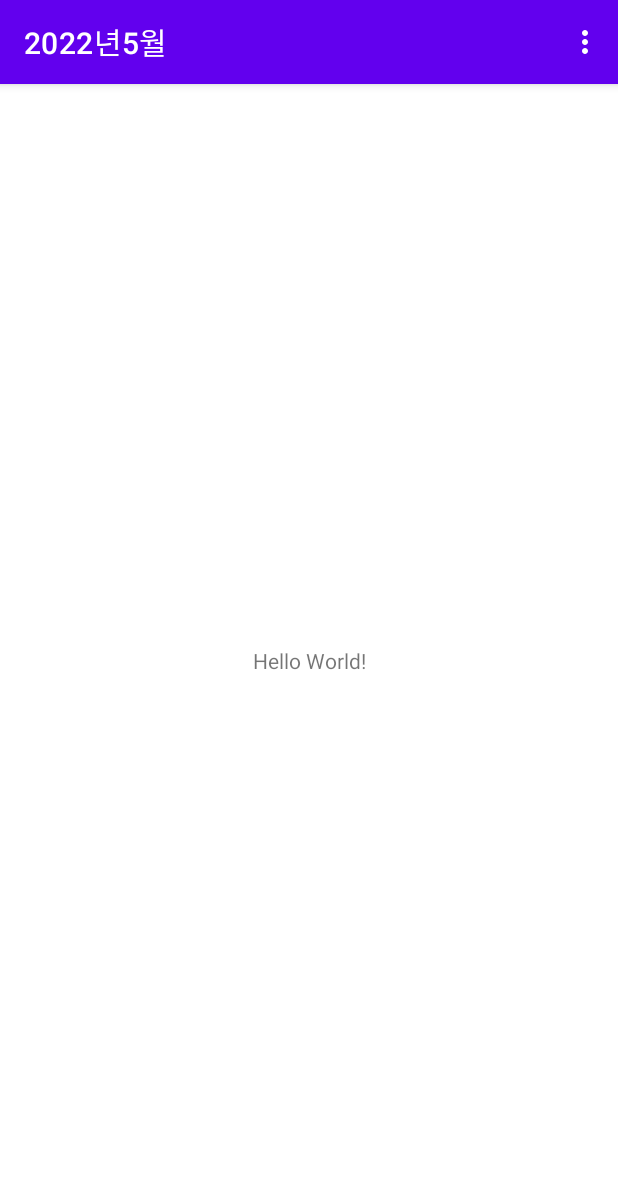
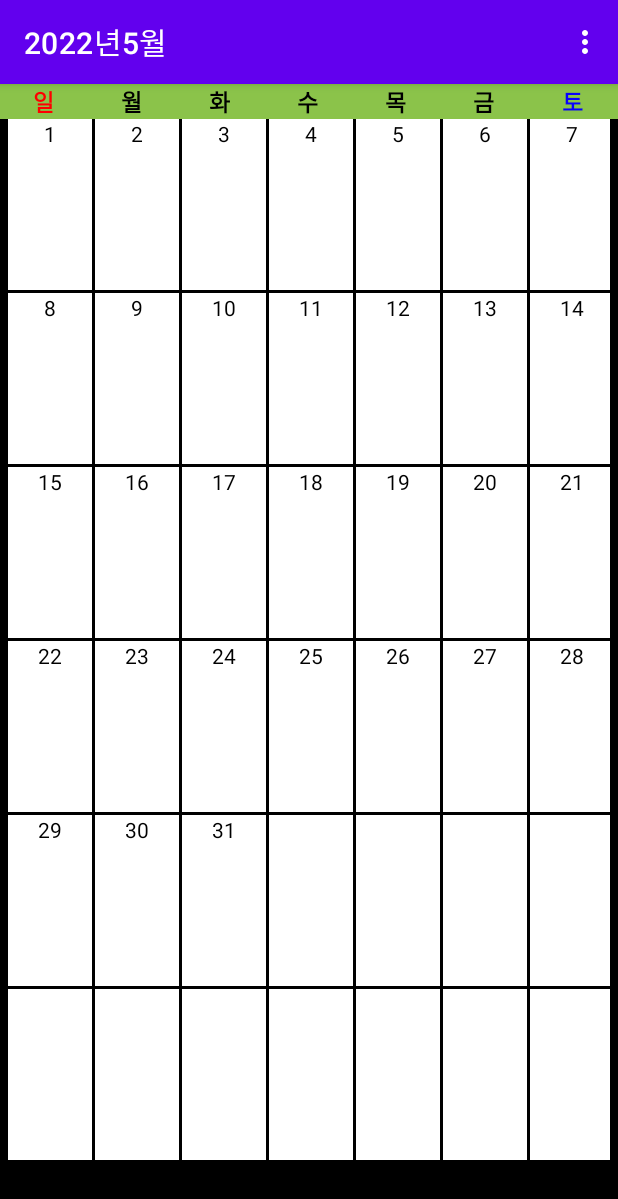
Before and after one commit to hong9802/HSU_Homework2, an Android app: the screen it shows after launch (MainActivity), on a phone screen of 412 x 824 dp. Shown: the top 1199 px of the screen. Run offline under Robolectric (Android 15) with nearby library versions, the phone set to English and light mode, and no system bars.

Commit message:
월간 달력 구현
1. 월간 달력 fragment 구현
1-1. 6행 7열 구현
2. 월간 달력 날짜 선택 기능 구현
2-1. 스와이프 동작 구현
2-2. 앱바에 날짜 구현
3-1. 월간 달력 날짜 선택 구현
3-2. 토스트 메세지 구현

```diff
--- a/app/build.gradle
+++ b/app/build.gradle
@@ -28,10 +28,11 @@ android {
 }
 
 dependencies {
-
+    implementation 'androidx.viewpager2:viewpager2:1.0.0'
     implementation 'androidx.appcompat:appcompat:1.4.1'
     implementation 'com.google.android.material:material:1.5.0'
     implementation 'androidx.constraintlayout:constraintlayout:2.1.3'
+    implementation 'androidx.legacy:legacy-support-v4:1.0.0'
     testImplementation 'junit:junit:4.13.2'
     androidTestImplementation 'androidx.test.ext:junit:1.1.3'
     androidTestImplementation 'androidx.test.espresso:espresso-core:3.4.0'
--- a/app/src/main/AndroidManifest.xml
+++ b/app/src/main/AndroidManifest.xml
@@ -9,6 +9,7 @@
         android:roundIcon="@mipmap/ic_launcher_round"
         android:supportsRtl="true"
         android:theme="@style/Theme.MyApplication2">
+
         <activity
             android:name=".MainActivity"
             android:exported="true">
--- /dev/null
+++ b/app/src/main/java/com/hansung/android/myapplication2/FragmentMonthCalendar.java
@@ -0,0 +1,9 @@
+package com.hansung.android.myapplication2;
+
+public class FragmentMonthCalendar {
+/*MonthViewFragment prevMonth = new MonthViewFragment();*/
+MonthViewFragment nextMonth = new MonthViewFragment();
+    public FragmentMonthCalendar(){
+
+    }
+}
--- /dev/null
+++ b/app/src/main/java/com/hansung/android/myapplication2/GridViewAdapter.java
@@ -0,0 +1,84 @@
+package com.hansung.android.myapplication2;
+
+import android.content.Context;
+import android.graphics.Color;
+import android.graphics.Point;
+import android.view.Display;
+import android.view.LayoutInflater;
+import android.view.View;
+import android.view.ViewGroup;
+import android.widget.ArrayAdapter;
+import android.widget.BaseAdapter;
+import android.widget.GridView;
+import android.widget.ListView;
+import android.widget.TextView;
+import android.widget.Toast;
+
+import java.util.ArrayList;
+
+public class GridViewAdapter extends BaseAdapter {
+    private Context mContext;
+    private int mResource;
+    private ArrayList<String> mItems = new ArrayList<String>();
+    private int height;
+    private int year, month;
+
+    public GridViewAdapter(Context context, int resource, ArrayList<String> items, int Height, int Year, int Month) {
+        mContext = context;
+        mItems = items;
+        mResource = resource;
+        height = Height;
+        year = Year; month = Month + 1;
+    }
+
+    @Override
+    public int getCount() {
+        return mItems.size();
+    }
+
+    @Override
+    public Object getItem(int position) {
+        return mItems.get(position);
+    }
+
+    // 항목 id를 항목의 위치로 간주함
+    @Override
+    public long getItemId(int position) {
+        return position;
+    }
+
+    @Override
+    public View getView(int i, View view, ViewGroup viewGroup) {
+
+        if (view == null) { // 해당 항목 뷰가 이전에 생성된 적이 없는 경우
+            LayoutInflater inflater = (LayoutInflater) mContext.getSystemService(Context.LAYOUT_INFLATER_SERVICE);
+            // 항목 뷰를 정의한 xml 리소스(여기서는 mResource 값)으로부터 항목 뷰 객체를 메모리로 로드
+            view = inflater.inflate(mResource, viewGroup,false);
+        }
+
+        TextView date = (TextView) view.findViewById(R.id.date);
+        date.setText(mItems.get(i));
+
+        date.setHeight(height);
+
+        //ListView date = (ListView) view.findViewById(R.id.date);
+        //date.setAdapter( new ArrayAdapter<String>(getActivity(), android.R.layout.simple_list_item_1, mItems.get(i));
+
+
+        date.setOnClickListener(new View.OnClickListener() {
+            @Override
+            public void onClick(View v) {
+                // TextView 클릭될 시 할 코드작성
+                date.setBackgroundColor(Color.parseColor("#00FFFF"));
+                String Date = (String)date.getText();
+                if(Date != "") {
+                    Toast.makeText(mContext, Integer.toString(year) + "." + Integer.toString(month) + "." + Date,
+                            Toast.LENGTH_SHORT).show();
+                }
+            }
+        });
+
+        return view;
+    }
+
+}
--- a/app/src/main/java/com/hansung/android/myapplication2/MainActivity.java
+++ b/app/src/main/java/com/hansung/android/myapplication2/MainActivity.java
@@ -2,27 +2,71 @@ package com.hansung.android.myapplication2;
 
 import androidx.appcompat.app.ActionBar;
 import androidx.appcompat.app.AppCompatActivity;
+import androidx.viewpager2.adapter.FragmentStateAdapter;
+import androidx.viewpager2.widget.ViewPager2;
 
 import android.os.Bundle;
 import android.view.Menu;
 import android.view.MenuInflater;
 import android.view.MenuItem;
+import android.widget.Toast;
 
 import java.util.Calendar;
 
-public class MainActivity extends AppCompatActivity {
+public class MainActivity extends AppCompatActivity implements MonthViewFragment.OnGridViewSelectedListener {
     ActionBar bar;
+    int year, month;
+    int Year, Month;
+    String now;
     @Override
     protected void onCreate(Bundle savedInstanceState) {
         super.onCreate(savedInstanceState);
         setContentView(R.layout.activity_main);
+
         Calendar today = Calendar.getInstance();
-        int year = today.get(Calendar.YEAR);
-        int month = today.get(Calendar.MONTH) + 1;
-        String now = year + "년" + month + "월";
+        year = today.get(Calendar.YEAR);
+        month = today.get(Calendar.MONTH) + 1;
+        now = year + "년" + month + "월";
         bar = getSupportActionBar();
         if(bar != null)
             bar.setTitle(now);
+
+        /*
+        화면 크기 받아오기
+        Display display = getWindowManager().getDefaultDisplay();
+        Point size = new Point();
+        display.getSize(size);
+        int width = size.x;
+        int height = size.y;
+        */
+
+        //ViewPager2 객체에 FragmentStateAdapter 객체 설정
+        ViewPager2 vpPager = findViewById(R.id.vpPager);
+        FragmentStateAdapter adapter = new MonthViewFragmentStateAdapter(this);
+        vpPager.setAdapter(adapter);
+
+        vpPager.setCurrentItem(50);
+        vpPager.registerOnPageChangeCallback(new ViewPager2.OnPageChangeCallback() {
+            @Override
+            public void onPageSelected(int position) {
+
+                Month = month + position - 50;
+                Year = year;
+                if(Month >= 12){
+                    year += 1;
+                    month -= 12;
+                }
+                else if (Month <= 1){
+                    year -= 1;
+                    month += 12;
+                }
+
+                now = Year + "년" + Month + "월";
+                bar.setTitle(now);
+
+
+            }
+        });
     }
 
     @Override
@@ -34,13 +78,26 @@ public class MainActivity extends AppCompatActivity {
 
     @Override
     public boolean onOptionsItemSelected(MenuItem item) { //Item 선택 처리
+
         switch (item.getItemId()) {
+            case R.id.month_set:
+                //getSupportFragmentManager().beginTransaction().replace(R.id.vpPager, new MonthViewFragment()).commit();
+                return true;
+            case R.id.week_set:
+                return true;
             default:
                 return super.onOptionsItemSelected(item);
         }
+    }
+
+    @Override
+    public void onGridViewSelected(String d) {
+        Toast.makeText(getApplicationContext(), Integer.toString(Year) + "." + Integer.toString(Month) + "." + d, Toast.LENGTH_SHORT).show();
     }
 }
 /*
 오버플로우 메뉴 처리 : https://kwanulee.github.io/AndroidProgramming/navigation/actionbar.html
 AppBar Title 변경 : https://milkissboy.tistory.com/24
- */
+화면 크기 받아오는 법 : https://readystory.tistory.com/111#:~:text=%EB%B0%94%EB%A1%9C%20getRealSize()%EC%99%80%20getSize,%EB%A7%8C%20%EA%B0%80%EC%A0%B8%EC%98%A4%EB%8A%94%20%ED%95%A8%EC%88%98%EC%9E%85%EB%8B%88%EB%8B%A4.
+선택한 gridView 색 바구기:https://arabiannight.tistory.com/376
+*/
--- /dev/null
+++ b/app/src/main/java/com/hansung/android/myapplication2/MonthViewFragment.java
@@ -0,0 +1,128 @@
+package com.hansung.android.myapplication2;
+
+import android.app.Activity;
+import android.graphics.Color;
+import android.graphics.Point;
+import android.graphics.drawable.ColorDrawable;
+import android.os.Bundle;
+
+import androidx.fragment.app.Fragment;
+
+import android.view.Display;
+import android.view.LayoutInflater;
+import android.view.View;
+import android.view.ViewGroup;
+import android.widget.AdapterView;
+import android.widget.ArrayAdapter;
+import android.widget.GridView;
+
+import java.util.ArrayList;
+import java.util.Calendar;
+
+/**
+ * A simple {@link Fragment} subclass.
+ * Use the {@link MonthViewFragment#newInstance} factory method to
+ * create an instance of this fragment.
+ */
+public class MonthViewFragment extends Fragment {
+    // TODO: Rename parameter arguments, choose names that match
+    // the fragment initialization parameters, e.g. ARG_ITEM_NUMBER
+    private static final String ARG_PARAM1 = "param1";
+    private int i;
+
+    // TODO: Rename and change types of parameters
+    private String mParam1;
+    private String mParam2;
+
+    public MonthViewFragment() {
+
+    }
+
+
+    // TODO: Rename and change types and number of parameters
+    public static MonthViewFragment newInstance(int i) {
+        MonthViewFragment fragment = new MonthViewFragment();
+        Bundle args = new Bundle();
+        args.putInt(ARG_PARAM1, i);
+        fragment.setArguments(args);
+        return fragment;
+    }
+
+    @Override
+    public void onCreate(Bundle savedInstanceState) {
+        super.onCreate(savedInstanceState);
+        if (getArguments() != null) {
+            i = getArguments().getInt(ARG_PARAM1);        }
+    }
+
+    @Override
+    public View onCreateView(LayoutInflater inflater, ViewGroup container,
+                             Bundle savedInstanceState) {
+
+        Calendar today = Calendar.getInstance();
+        int lastDate, start_week;
+        int year = today.get(Calendar.YEAR);
+        int month = today.get(Calendar.MONTH);
+
+        if(month > 12) {year += 1; month = 1;}
+        else if(month < 1) {year -= 1; month = 1;}
+
+        Calendar cl = Calendar.getInstance();
+        cl.set(Calendar.YEAR, year); //캘린더 설정 코드
+        cl.set(Calendar.MONTH, month + i); //현재 月설정
+        cl.set(Calendar.DAY_OF_MONTH, 1); //1일로 설정
+        lastDate = cl.getActualMaximum(Calendar.DAY_OF_MONTH); //몇일까지 있는 지 확인하기 위한 변수
+        start_week = cl.get(Calendar.DAY_OF_WEEK) -1; //요일 Check변수
+        ArrayList<String> item_date = new ArrayList<String>();
+        //String[] item_date = new String[42];
+
+        int date = 1;
+        for(int i = 0; i < 42; i++) {
+            if(start_week > i)
+                item_date.add("");
+            else if(i < lastDate + start_week) {
+                item_date.add(Integer.toString(date));
+                date++;
+            }
+            else item_date.add("");
+        }
+
+
+        //화면 크기 받아오기
+        Display display = getActivity().getWindowManager().getDefaultDisplay();
+        Point size = new Point();
+        display.getSize(size);
+        int width = size.x;
+        int height = size.y;
+
+        int grh = height*5/36; // gridview 행의 높이
+        int gcw = width/7; // gridview 열의 폭
+
+
+        View rootView = inflater.inflate(R.layout.fragment_month_view, container, false);
+        GridView gridView = (GridView)rootView.findViewById(R.id.gridview);
+        gridView.setAdapter(new GridViewAdapter(getActivity(),R.layout.item, item_date, grh, cl.get(Calendar.YEAR), cl.get(Calendar.MONTH)));
+        //gridView.setAdapter(new ArrayAdapter(getActivity(),com.google.android.material.R.layout.support_simple_spinner_dropdown_item , item_date));
+
+
+        gridView.setOnItemClickListener(new AdapterView.OnItemClickListener() {
+            @Override
+            public void onItemClick(AdapterView<?> adapterView, View view, int i, long l) {
+                if(!adapterView.getAdapter().getItem(i).equals("")){
+                    String d = (String)adapterView.getAdapter().getItem(i);
+                    Activity activity = getActivity();
+                    if(activity instanceof OnGridViewSelectedListener)
+                        ((OnGridViewSelectedListener)activity).onGridViewSelected(d);
+                }
+            }
+        });
+        // Inflate the layout for this fragment
+        return rootView;
+    }
+    public interface OnGridViewSelectedListener{
+        public void onGridViewSelected(String d);
+    }
+}
+/*
+화면 크기 받아오는 법 : https://readystory.tistory.com/111#:~:text=%EB%B0%94%EB%A1%9C%20getRealSize()%EC%99%80%20getSize,%EB%A7%8C%20%EA%B0%80%EC%A0%B8%EC%98%A4%EB%8A%94%20%ED%95%A8%EC%88%98%EC%9E%85%EB%8B%88%EB%8B%A4.
+*/
--- /dev/null
+++ b/app/src/main/java/com/hansung/android/myapplication2/MonthViewFragmentStateAdapter.java
@@ -0,0 +1,54 @@
+package com.hansung.android.myapplication2;
+
+import androidx.annotation.NonNull;
+import androidx.fragment.app.Fragment;
+import androidx.fragment.app.FragmentActivity;
+import androidx.viewpager2.adapter.FragmentStateAdapter;
+
+public class MonthViewFragmentStateAdapter extends FragmentStateAdapter {
+
+    private static int NUM_ITEMS=100;
+
+    public MonthViewFragmentStateAdapter(FragmentActivity fa) {
+        super(fa);
+    }
+
+    // 각 페이지를 나타내는 프래그먼트 반환
+    @Override
+    public Fragment createFragment(int position) {
+        /*
+        switch (position) {
+            case 0:
+                FragmentMonthCalendar prevM = new FragmentMonthCalendar();
+                MonthViewFragment prevmonth = new MonthViewFragment();
+                prevmonth = prevM.nextMonth.newInstance(-1);
+
+                return prevmonth;
+            case 2:
+                FragmentMonthCalendar nextM = new FragmentMonthCalendar();
+                MonthViewFragment nextmonth = new MonthViewFragment();
+                nextmonth = nextM.nextMonth.newInstance(1);
+
+                return nextmonth;
+            default:
+                return null;
+        }*/
+        MonthViewFragment month = new MonthViewFragment();;
+        if(position == 50){
+            return month;
+        }
+        else{
+            FragmentMonthCalendar nextM = new FragmentMonthCalendar();
+            MonthViewFragment newmonth = new MonthViewFragment();
+            newmonth = nextM.nextMonth.newInstance(position - 50);
+
+            return newmonth;
+        }
+    }
+
+    // 전체 페이지 개수 반환
+    @Override
+    public int getItemCount() {
+        return NUM_ITEMS;
+    }
+}
--- a/app/src/main/res/layout/activity_main.xml
+++ b/app/src/main/res/layout/activity_main.xml
@@ -1,18 +1,98 @@
 <?xml version="1.0" encoding="utf-8"?>
-<androidx.constraintlayout.widget.ConstraintLayout xmlns:android="http://schemas.android.com/apk/res/android"
-    xmlns:app="http://schemas.android.com/apk/res-auto"
-    xmlns:tools="http://schemas.android.com/tools"
+<LinearLayout xmlns:android="http://schemas.android.com/apk/res/android"
     android:layout_width="match_parent"
     android:layout_height="match_parent"
-    tools:context=".MainActivity">
+    android:orientation="vertical">
 
-    <TextView
-        android:layout_width="wrap_content"
+    <TableLayout
+        android:layout_width="match_parent"
         android:layout_height="wrap_content"
-        android:text="Hello World!"
-        app:layout_constraintBottom_toBottomOf="parent"
-        app:layout_constraintLeft_toLeftOf="parent"
-        app:layout_constraintRight_toRightOf="parent"
-        app:layout_constraintTop_toTopOf="parent" />
+        android:stretchColumns="*"
+        android:background="#8BC34A">
 
-</androidx.constraintlayout.widget.ConstraintLayout>
+        <TableRow>
+            <TextView
+                android:layout_width="match_parent"
+                android:layout_height="wrap_content"
+                android:layout_weight="1"
+                android:background="#8BC34A"
+                android:text="일"
+                android:textColor="#FF0000"
+                android:textSize="7pt"
+                android:textStyle="bold"
+                android:typeface="serif"
+                android:layout_gravity="center"/>
+            <TextView
+                android:layout_width="match_parent"
+                android:layout_height="wrap_content"
+                android:layout_weight="1"
+                android:background="#8BC34A"
+                android:text="월"
+                android:textColor="@color/black"
+                android:textSize="7pt"
+                android:textStyle="bold"
+                android:typeface="serif"
+                android:layout_gravity="center"/>
+            <TextView
+                android:layout_width="match_parent"
+                android:layout_height="wrap_content"
+                android:layout_weight="1"
+                android:background="#8BC34A"
+                android:text="화"
+                android:textColor="@color/black"
+                android:textSize="7pt"
+                android:textStyle="bold"
+                android:typeface="serif"
+                android:layout_gravity="center"/>
+            <TextView
+                android:layout_width="match_parent"
+                android:layout_height="wrap_content"
+                android:layout_weight="1"
+                android:background="#8BC34A"
+                android:text="수"
+                android:textColor="@color/black"
+                android:textSize="7pt"
+                android:textStyle="bold"
+                android:typeface="serif"
+                android:layout_gravity="center"/>
+            <TextView
+                android:layout_width="match_parent"
+                android:layout_height="wrap_content"
+                android:layout_weight="1"
+                android:background="#8BC34A"
+                android:text="목"
+                android:textColor="@color/black"
+                android:textSize="7pt"
+                android:textStyle="bold"
+                android:typeface="serif"
+                android:layout_gravity="center"/>
+            <TextView
+                android:layout_width="match_parent"
+                android:layout_height="wrap_content"
+                android:layout_weight="1"
+                android:background="#8BC34A"
+                android:text="금"
+                android:textColor="@color/black"
+                android:textSize="7pt"
+                android:textStyle="bold"
+                android:typeface="serif"
+                android:layout_gravity="center"/>
+            <TextView
+                android:layout_width="match_parent"
+                android:layout_height="wrap_content"
+                android:layout_weight="1"
+                android:background="#8BC34A"
+                android:text="토"
+                android:textColor="#0800FF"
+                android:textSize="7pt"
+                android:textStyle="bold"
+                android:typeface="serif"
+                android:layout_gravity="center"/>
+        </TableRow>
+    </TableLayout>
+
+    <androidx.viewpager2.widget.ViewPager2
+        android:id="@+id/vpPager"
+        android:layout_width="match_parent"
+        android:layout_height="match_parent" />
+</LinearLayout>
--- /dev/null
+++ b/app/src/main/res/layout/fragment_month_view.xml
@@ -0,0 +1,28 @@
+<?xml version="1.0" encoding="utf-8"?>
+<LinearLayout xmlns:android="http://schemas.android.com/apk/res/android"
+    xmlns:tools="http://schemas.android.com/tools"
+    android:layout_width="match_parent"
+    android:layout_height="match_parent"
+    android:orientation="horizontal"
+    android:background="@color/black"
+    tools:context=".MonthViewFragment"
+    >
+
+
+    <GridView xmlns:android="http://schemas.android.com/apk/res/android"
+        android:id="@+id/gridview"
+        android:layout_width="match_parent"
+        android:layout_height="match_parent"
+        android:layout_gravity="fill_vertical"
+        android:layout_margin="5dp"
+        android:background="#000000"
+        android:columnWidth="100dp"
+        android:gravity="center"
+        android:horizontalSpacing="2dp"
+        android:listSelector="#00FFFF"
+        android:numColumns="7"
+        android:stretchMode="columnWidth"
+        android:verticalSpacing="2dp"
+
+         />
+</LinearLayout>
--- /dev/null
+++ b/app/src/main/res/layout/item.xml
@@ -0,0 +1,17 @@
+<?xml version="1.0" encoding="utf-8"?>
+<LinearLayout xmlns:android="http://schemas.android.com/apk/res/android"
+    android:layout_width="match_parent"
+    android:layout_height="match_parent"
+    android:orientation="horizontal"
+    >
+    <TextView
+        android:id="@+id/date"
+        android:layout_width="match_parent"
+        android:layout_height="match_parent"
+        android:textColor="@color/black"
+        android:background="#FFFFFF"
+        android:listSelector="#00FFFF"
+        android:layout_gravity="center_vertical"
+        android:gravity="center_horizontal"
+    />
+</LinearLayout>
--- a/app/src/main/res/values/strings.xml
+++ b/app/src/main/res/values/strings.xml
@@ -1,3 +1,5 @@
 <resources>
     <string name="app_name">My Application2</string>
+    <!-- TODO: Remove or change this placeholder text -->
+    <string name="hello_blank_fragment">Hello blank fragment</string>
 </resources>
```
